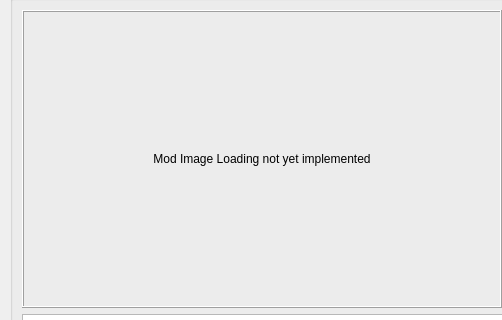
Above: modules/ModDownloader.ui from rainmakerv3/BB_Launcher before the change; both pictures show x 0 to 502 and y 89 to 409 of the 1120 by 682 pixel window. Below: the same form after it.
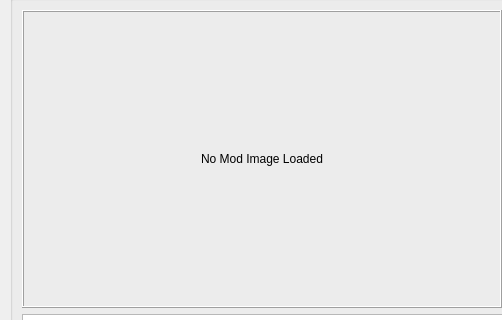
That is the form after the change.

```diff
--- a/modules/ModDownloader.ui
+++ b/modules/ModDownloader.ui
@@ -77,7 +77,7 @@
             <enum>QFrame::Shadow::Raised</enum>
            </property>
            <property name="text">
-            <string>Mod Image Loading not yet implemented</string>
+            <string>No Mod Image Loaded</string>
            </property>
            <property name="alignment">
             <set>Qt::AlignmentFlag::AlignCenter</set>
```
